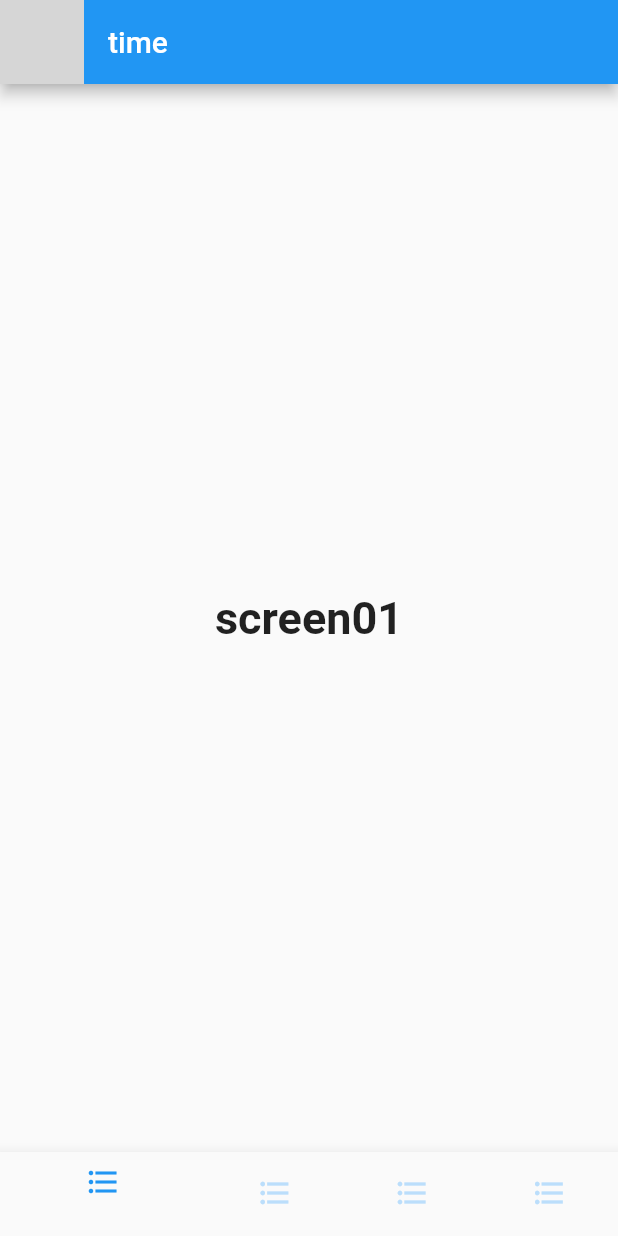
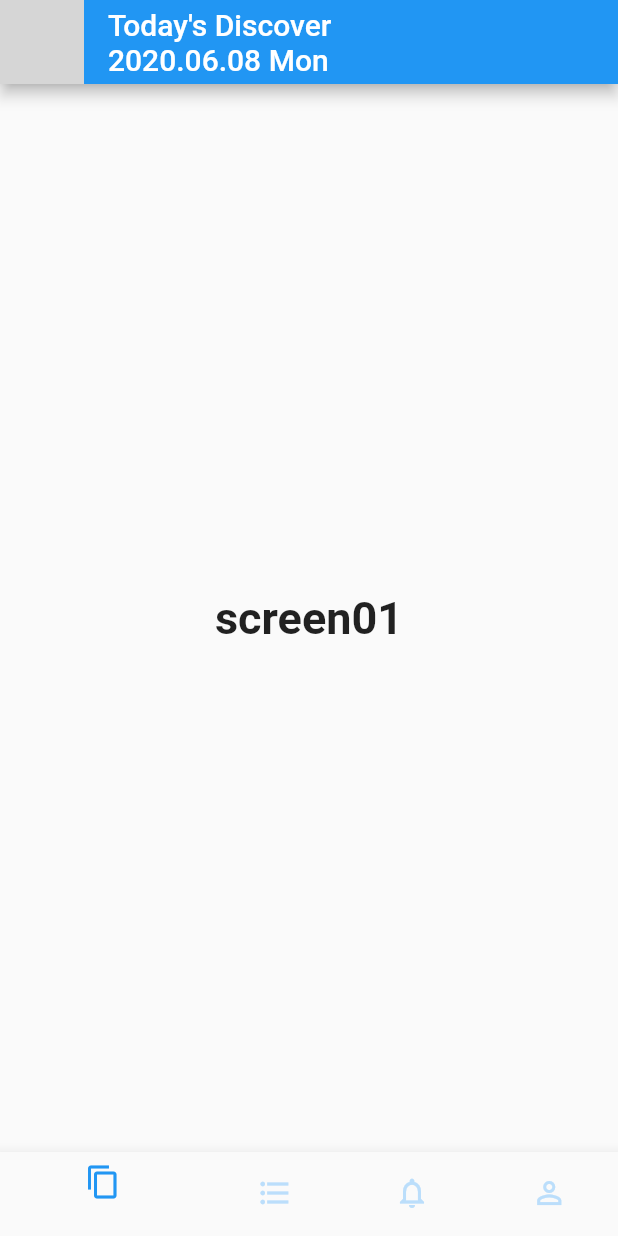
Before and after one commit to Isandaddy/study_me_time_clone, a Flutter app: the screen it shows after launch, on a phone screen of 412 x 824 dp. Run offline on Flutter 3.47's test engine with Material 2 defaults, Android fonts, the phone set to English and light mode, and no system bars; drawn by our look-alikes of analog_clock; grey boxes are pictures that could not be loaded.

Commit message:
add appBar DateFormat

```diff
--- /dev/null
+++ b/lib/app_bar_contents/date_time.dart
@@ -0,0 +1,17 @@
+import 'package:flutter/material.dart';
+import 'package:intl/intl.dart';
+
+class AppBarDate extends StatefulWidget {
+  //DateTime now = DateTime.now();
+  @override
+  _AppBarDateState createState() => _AppBarDateState();
+}
+
+class _AppBarDateState extends State<AppBarDate> {
+  String formattedDate = DateFormat('yyyy.MM.dd E').format(DateTime.now());
+
+  @override
+  Widget build(BuildContext context) {
+    return Text(formattedDate);
+  }
+}
--- a/lib/main.dart
+++ b/lib/main.dart
@@ -1,5 +1,6 @@
 import 'package:flutter/material.dart';
 import 'app_bar_contents/clock.dart';
+import 'app_bar_contents/date_time.dart';
 import './screen_01.dart';
 import './screen_02.dart';
 import './screen_03.dart';
@@ -36,7 +37,7 @@ class _MyHomePageState extends State<MyHomePage> {
   final _screens = <Widget>[Screen01(), Screen02(), Screen03(), Screen04()];
 
   void _onItemTapped(int index) {
-    print(index);
+    //print(index);
     setState(() {
       _selectedIndex = index;
     });
@@ -48,7 +49,13 @@ class _MyHomePageState extends State<MyHomePage> {
       appBar: AppBar(
         leading: Clock(),
         centerTitle: false,
-        title: Text('time'),
+        title: Column(
+          crossAxisAlignment: CrossAxisAlignment.start,
+          children: <Widget>[
+            Text("Today's Discover"),
+            AppBarDate(),
+          ],
+        ),
       ),
       body: Center(
         child: _screens.elementAt(_selectedIndex),
@@ -56,13 +63,13 @@ class _MyHomePageState extends State<MyHomePage> {
       bottomNavigationBar: BottomNavigationBar(
         items: const <BottomNavigationBarItem>[
           BottomNavigationBarItem(
-              icon: Icon(Icons.format_list_bulleted), title: Text('')),
+              icon: Icon(Icons.content_copy), title: Text('')),
           BottomNavigationBarItem(
               icon: Icon(Icons.format_list_bulleted), title: Text('')),
           BottomNavigationBarItem(
-              icon: Icon(Icons.format_list_bulleted), title: Text('')),
+              icon: Icon(Icons.notifications_none), title: Text('')),
           BottomNavigationBarItem(
-              icon: Icon(Icons.format_list_bulleted), title: Text(''))
+              icon: Icon(Icons.person_outline), title: Text(''))
         ],
         backgroundColor: Colors.grey[800],
         selectedItemColor: Colors.blue,
--- a/pubspec.yaml
+++ b/pubspec.yaml
@@ -25,6 +25,8 @@ dependencies:
     sdk: flutter
 
   analog_clock: ^0.0.1
+
+  intl: ^0.16.1
   # The following adds the Cupertino Icons font to your application.
   # Use with the CupertinoIcons class for iOS style icons.
   cupertino_icons: ^0.1.3
```
Also changed, not shown: pubspec.lock.
